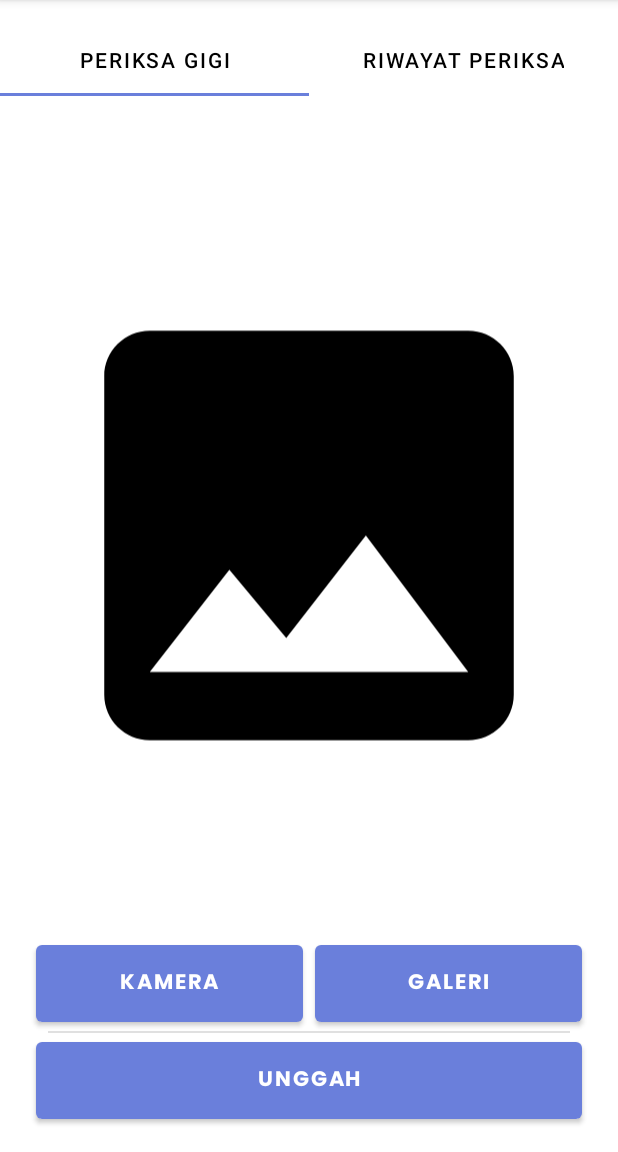
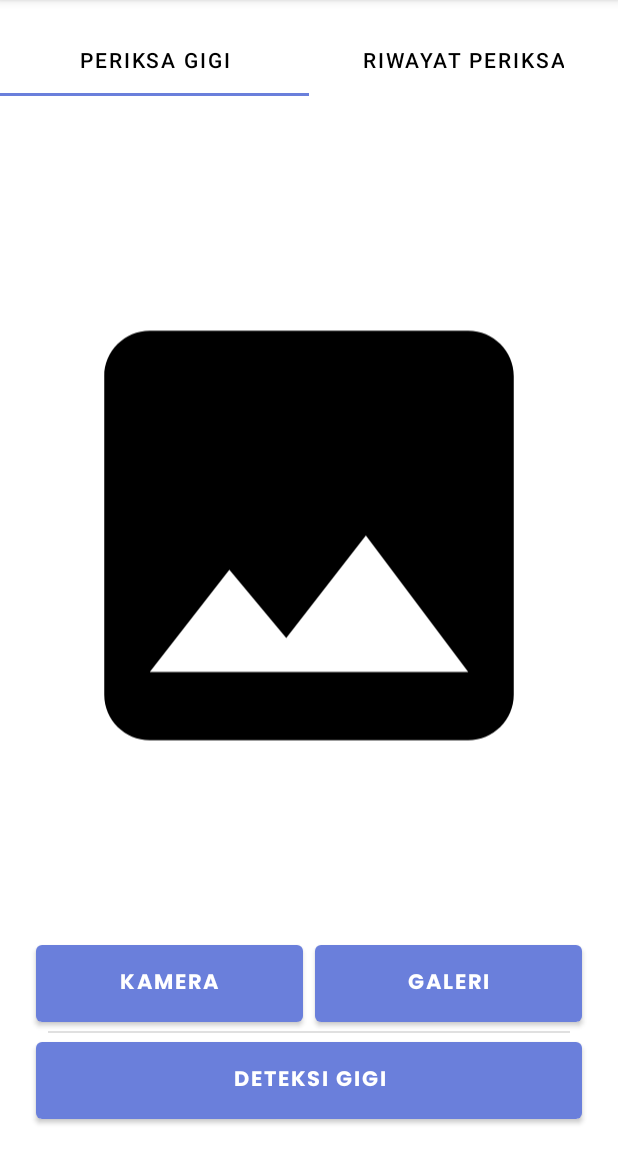
Before and after one commit to Nusantara-Team-Bangkit-Capstone/nst-mobile, an Android app: the SectionFragment screen opened directly, with no data from a screen before it, on a phone screen of 412 x 824 dp, the part 84-1236 px from its top. Run offline under Robolectric (Android 15) with nearby library versions, the phone set to English and light mode, and no system bars; libraries missing offline, so code that uses them is left out: cn.pedant, com.auth0.android; pictures from the network do not load.

Commit message:
Update Copywriting UI Button

```diff
--- a/app/src/main/res/values/strings.xml
+++ b/app/src/main/res/values/strings.xml
@@ -36,7 +36,7 @@
     <string name="image">image</string>
     <string name="kamera">kamera</string>
     <string name="galeri">galeri</string>
-    <string name="unggah">unggah</string>
+    <string name="unggah">Deteksi Gigi</string>
     <string name="title_activity_splashscreen">Splashscreen</string>
 
     <string name="image_view_item_transform_content_description">Represents an image view in the
```
